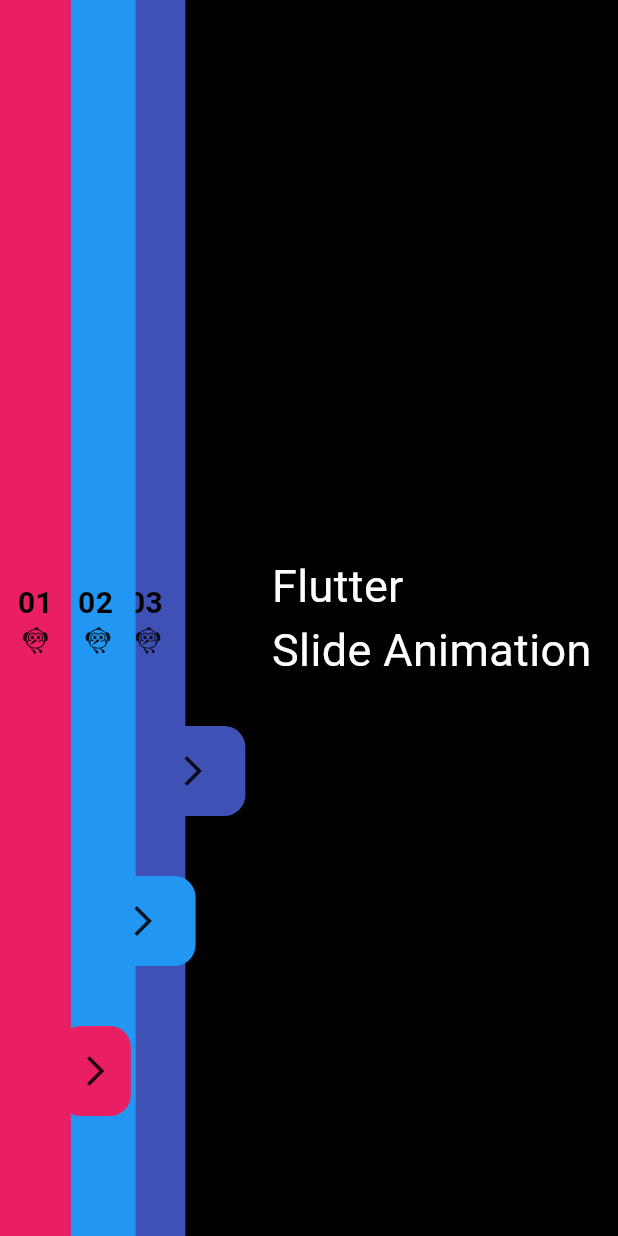
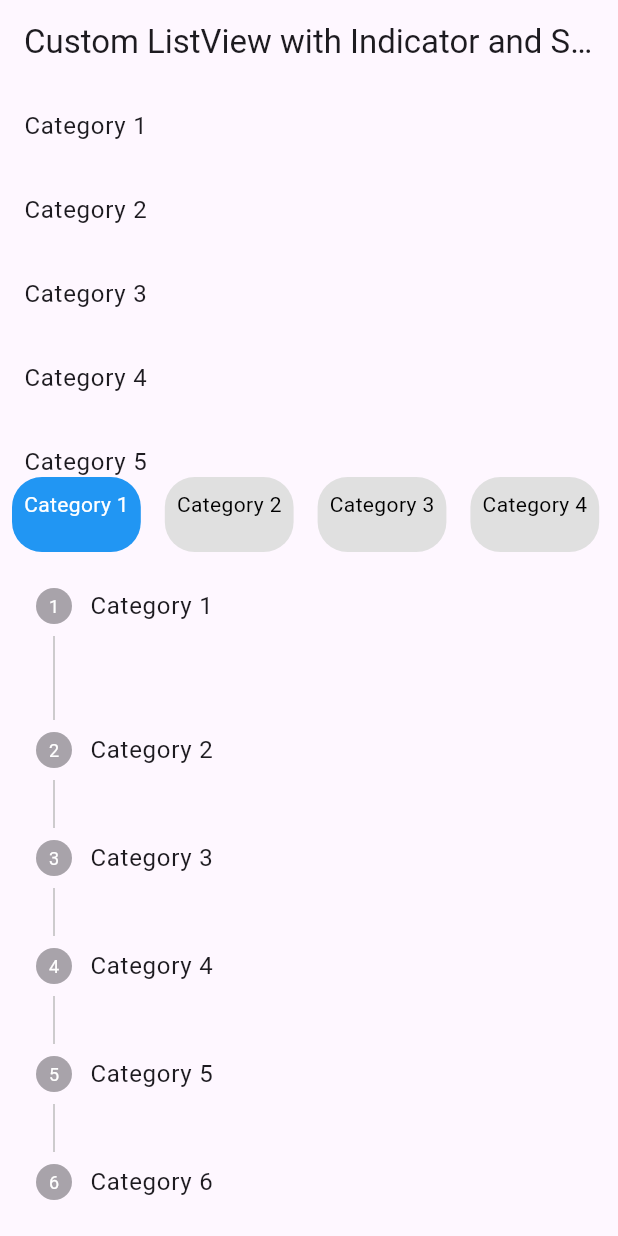
Before and after one commit to Khushnu/widgets, a Flutter app: the screen it shows after launch, on a phone screen of 412 x 824 dp. Run offline on Flutter 3.47's test engine with Material 3 defaults, Android fonts, the phone set to English and light mode, and no system bars; our stand-ins replace battery_plus, dio, lottie.

Commit message:
listview widget

```diff
--- /dev/null
+++ b/lib/list_view_high.dart
@@ -0,0 +1,115 @@
+// ignore_for_file: prefer_final_fields
+
+import 'package:flutter/material.dart';
+
+class MyHomePage extends StatefulWidget {
+  const MyHomePage({super.key});
+
+  @override
+  // ignore: library_private_types_in_public_api
+  _MyHomePageState createState() => _MyHomePageState();
+}
+
+class _MyHomePageState extends State<MyHomePage> {
+  ScrollController _scrollController = ScrollController();
+  int _currentCategoryIndex = 0;
+  List<String> _categories = ['Category 1', 'Category 2', 'Category 3', 'Category 4', 'Category 5', 'Category 6'];
+
+  @override
+  void initState() {
+    super.initState();
+    _scrollController.addListener(_scrollListener);
+  }
+
+  @override
+  void dispose() {
+    _scrollController.removeListener(_scrollListener);
+    super.dispose();
+  }
+
+  void _scrollListener() {
+    double scrollOffset = _scrollController.offset;
+    double itemExtent = 50.0; // Adjust according to your list item height
+    int index = (scrollOffset / itemExtent).floor();
+    setState(() {
+      _currentCategoryIndex = index;
+    });
+  }
+
+  @override
+  Widget build(BuildContext context) {
+    return Scaffold(
+      appBar: AppBar(
+        title: Text('Custom ListView with Indicator and Stepper'),
+      ),
+      body: Column(
+        children: <Widget>[
+          Expanded(
+            child: ListView.builder(
+              controller: _scrollController,
+              itemCount: _categories.length,
+              itemBuilder: (BuildContext context, int index) {
+                return ListTile(
+                  title: Text(_categories[index]),
+                );
+              },
+            ),
+          ),
+          SizedBox(
+            height: 50.0, // Adjust height according to your need
+            child: ListView.builder(
+              scrollDirection: Axis.horizontal,
+              itemCount: _categories.length,
+              itemBuilder: (BuildContext context, int index) {
+                return GestureDetector(
+                  onTap: () {
+                    setState(() {
+                      _currentCategoryIndex = index;
+                      double newPosition = index * 50.0; // Adjust according to your list item height
+                      _scrollController.animateTo(newPosition,
+                          duration: Duration(milliseconds: 500),
+                          curve: Curves.easeInOut);
+                    });
+                  },
+                  child: Container(
+                    margin: EdgeInsets.symmetric(horizontal: 8.0),
+                    padding: EdgeInsets.all(8.0),
+                    decoration: BoxDecoration(
+                      color: _currentCategoryIndex == index
+                          ? Colors.blue
+                          : Colors.grey[300],
+                      borderRadius: BorderRadius.circular(20.0),
+                    ),
+                    child: Text(
+                      _categories[index],
+                      style: TextStyle(
+                        color: _currentCategoryIndex == index
+                            ? Colors.white
+                            : Colors.black,
+                      ),
+                    ),
+                  ),
+                );
+              },
+            ),
+          ),
+          Stepper(
+            currentStep: _currentCategoryIndex,
+            steps: _categories
+                .map(
+                  (category) => Step(
+                    title: Text(category),
+                    content: SizedBox.shrink(),
+                  ),
+                )
+                .toList(),
+            controlsBuilder: (_,
+                 onStepCancel) {
+              return Container();
+            },
+          ),
+        ],
+      ),
+    );
+  }
+}
--- a/lib/main.dart
+++ b/lib/main.dart
@@ -1,13 +1,15 @@
 import 'package:flutter/material.dart';
+import 'package:widgets_/Screens/ApiScreens/api_screen.dart';
 import 'package:widgets_/Screens/batteryinfo.dart';
 import 'package:widgets_/bottomnav.dart';
 import 'package:widgets_/cart.dart';
 import 'package:widgets_/home.dart';
+import 'package:widgets_/list_view_high.dart';
 import 'package:widgets_/menu.dart';
 import 'package:widgets_/model.dart';
 import 'package:widgets_/person.dart';
-import 'package:widgets_/slide_animation.dart';
-import 'package:widgets_/stream_tutorial.dart';
+// import 'package:widgets_/slide_animation.dart';
+// import 'package:widgets_/stream_tutorial.dart';
 
 
 void main(List<String> args) {
@@ -18,7 +20,7 @@ class MyApp extends StatelessWidget {
   @override
   Widget build(BuildContext context) {
     return const MaterialApp(
-      home: SlideAnimation(),
+      home: MyHomePage(),
     );
   }
 }
--- a/lib/slide_animation.dart
+++ b/lib/slide_animation.dart
@@ -52,7 +52,6 @@ class _SlideAnimationState extends State<SlideAnimation> {
               child: Column(
                 mainAxisSize: MainAxisSize.max,
                 crossAxisAlignment:  CrossAxisAlignment.end,
-
                 mainAxisAlignment: MainAxisAlignment.center,
                 children: [
                   const Row(
@@ -62,7 +61,6 @@ class _SlideAnimationState extends State<SlideAnimation> {
                   Text('03', style: TextStyle(
                   fontSize:  isExpandedcont3 ? 40 :20,
                   fontWeight: FontWeight.bold,
-
                   color: Colors.black),),
                   Icon(Icons.flutter_dash_outlined, size:  isExpandedcont3 ? 70 : 20,)
                 ],
--- a/pubspec.yaml
+++ b/pubspec.yaml
@@ -37,6 +37,7 @@ dependencies:
   cupertino_icons: ^1.0.2
   battery_plus: ^5.0.3
   lottie: ^3.1.0
+  dio: ^5.4.2
 
 dev_dependencies:
   flutter_test:
```
Also changed, not shown: lib/Screens/ApiScreens/api_screen.dart (added, +104 -0 lines), lib/Screens/Model/apimodel.dart (added, +63 -0 lines), pubspec.lock, 1 other file.
